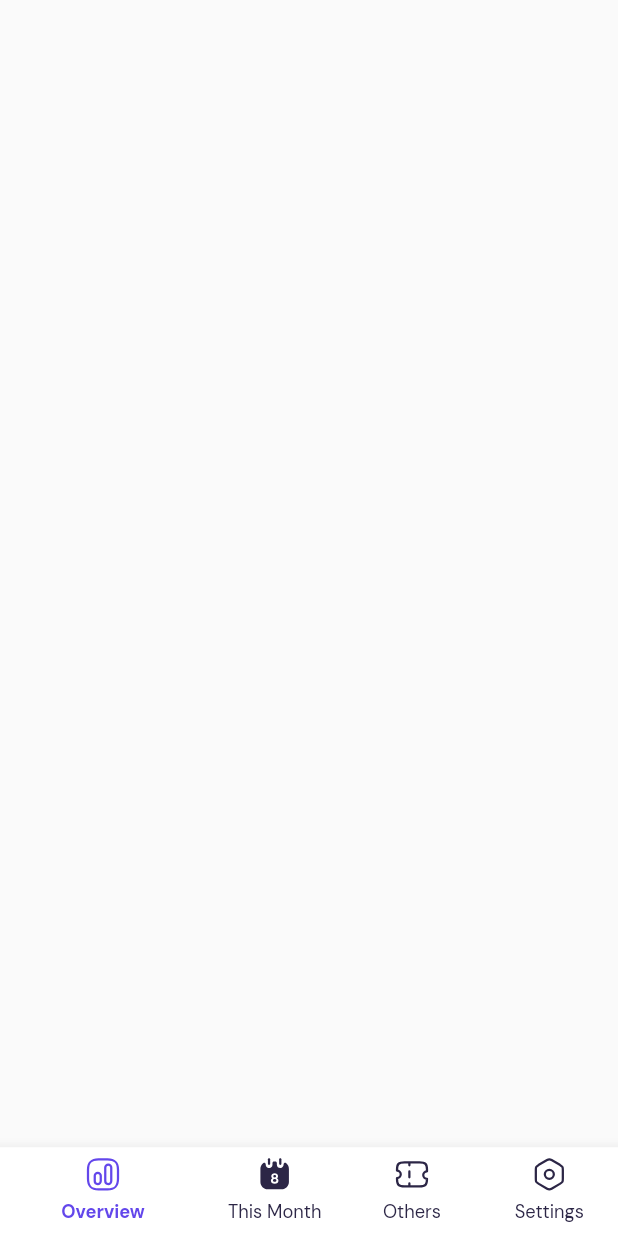
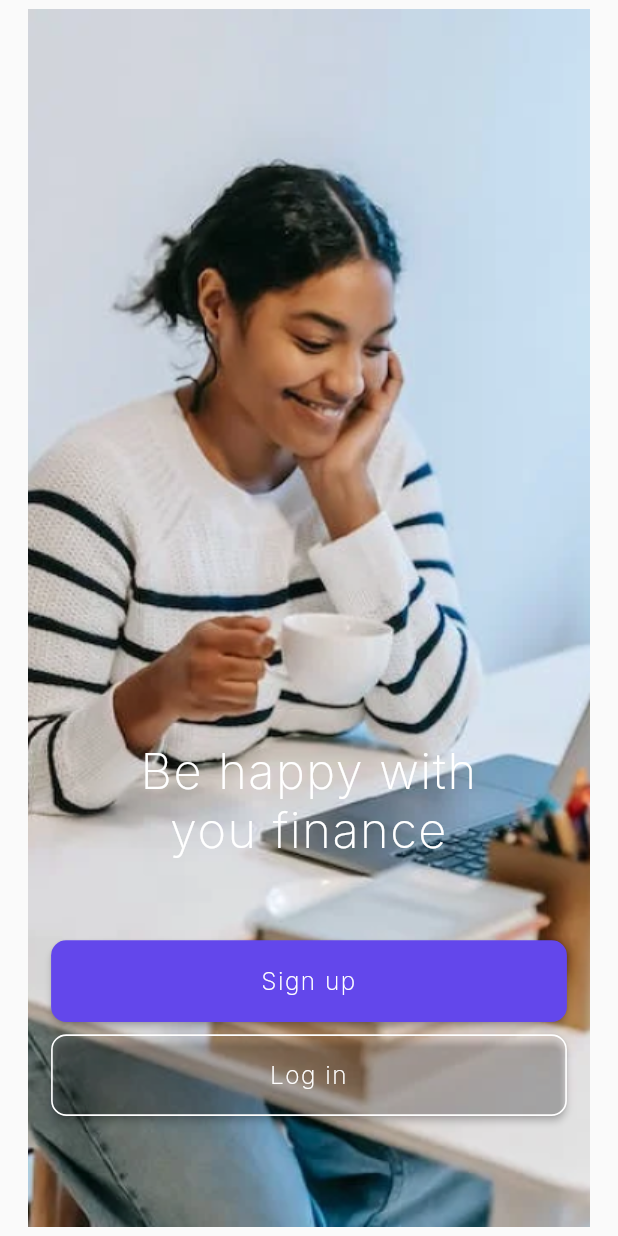
Before and after one commit to DreXuri/zacrac, a Flutter app: the screen it shows after launch, on a phone screen of 412 x 824 dp. Run offline on Flutter 3.47's test engine with Material 2 defaults, Android fonts, the phone set to English and light mode, and no system bars; our stand-ins replace flutter_riverpod, flutter_screenutil, flutter_svg, google_fonts, page_transition.

Commit message:
auth ui implemented

```diff
--- a/zacrac/lib/config/routes.dart
+++ b/zacrac/lib/config/routes.dart
@@ -3,6 +3,7 @@ import 'package:page_transition/page_transition.dart';
 import 'package:zacrac/core/widgets/nav_bar.dart';
 import 'package:zacrac/features/home/view/home_page.dart';
 
+import '../features/auth/view/auth.dart';
 import '../features/others/view/others_page.dart';
 import '../features/settings/view/settings.dart';
 import '../features/this_month/view/this_month_page.dart';
@@ -14,7 +15,12 @@ Route? onGenerateRoutes(RouteSettings settings) {
     //     child: const SplashScreen(),
     //     type: PageTransitionType.rightToLeft,
     //   );
-     case BottomNav.route:
+    case AuthScreen.route:
+      return PageTransition(
+        child: const AuthScreen(),
+        type: PageTransitionType.rightToLeft,
+      );
+    case BottomNav.route:
       return PageTransition(
           child: const BottomNav(), type: PageTransitionType.rightToLeft);
 
--- a/zacrac/lib/core/utils/assets_constant.dart
+++ b/zacrac/lib/core/utils/assets_constant.dart
@@ -19,5 +19,6 @@ class Assets {
   static const String calendarIcon = '$_iconPath/calendar.svg';
 
   //Images
-  static const String backgroudImage = '$_imagePath/home_background.svg';
+  // static const String backgroudImage = '$_imagePath/home_background.svg';
+  static const String backgroudImage = '$_imagePath/background.png';
 }
--- a/zacrac/lib/core/utils/constants.dart
+++ b/zacrac/lib/core/utils/constants.dart
@@ -7,3 +7,7 @@ import 'color_costants.dart';
 final kStyleDMSams = GoogleFonts.dmSans(
   textStyle: const TextStyle(color: kTextGray),
 );
+//inter Fonts
+final kStyleInter = GoogleFonts.inter(
+  textStyle: const TextStyle(color: kWhite),
+);
--- /dev/null
+++ b/zacrac/lib/core/widgets/button.dart
@@ -0,0 +1,158 @@
+import 'package:flutter/material.dart';
+import 'package:flutter_screenutil/flutter_screenutil.dart';
+
+import '../utils/color_costants.dart';
+import '../utils/constants.dart';
+import 'my_text.dart';
+
+class PrimaryButton extends StatelessWidget {
+  const PrimaryButton({
+    super.key,
+    required this.onPressed,
+    this.text,
+    this.child,
+    this.textStyle,
+    this.padding,
+    this.buttonStyle,
+    this.enabled = true,
+    this.backgroundColor,
+    this.textColor,
+    this.hasOuterPadding = true,
+    this.borderColor,
+    this.borderRadius,
+  });
+
+  final VoidCallback onPressed;
+  final Widget? child;
+  final String? text;
+  final bool enabled;
+  final TextStyle? textStyle;
+  final EdgeInsetsGeometry? padding;
+  final ButtonStyle? buttonStyle;
+  final Color? backgroundColor;
+  final Color? textColor;
+  final bool hasOuterPadding;
+  final Color? borderColor;
+  final double? borderRadius;
+
+  @override
+  Widget build(BuildContext context) {
+    return Padding(
+      padding: EdgeInsets.symmetric(
+        horizontal: hasOuterPadding ? 31.0.w : 0,
+      ),
+      child: ElevatedButton(
+        onPressed: enabled ? onPressed : null,
+        style: buttonStyle ??
+            ElevatedButton.styleFrom(
+              backgroundColor: backgroundColor ?? kButtonColor,
+              disabledForegroundColor: kPrimaryGreen.withOpacity(0.56),
+              padding: padding ??
+                  EdgeInsets.symmetric(
+                      vertical: child != null ? 15.5.h : 17.h,
+                      horizontal: 32.w),
+              shape: RoundedRectangleBorder(
+                side: BorderSide(
+                  color: borderColor ?? Colors.transparent,
+                  width: 1.w,
+                ),
+                borderRadius: BorderRadius.circular(
+                  borderRadius ?? 10.r,
+                ),
+              ),
+            ),
+        child: Align(
+          alignment: Alignment.center,
+          child: Center(
+            child: child ??
+                Text(
+                  text ?? ' ',
+                  textAlign: TextAlign.center,
+                  style: textStyle ??
+                      kStyleInter.copyWith(
+                        color: textColor ?? Colors.white,
+                        fontWeight: FontWeight.w200,
+                        fontSize: 16.sp,
+                        letterSpacing: 1.sp,
+                      ),
+                ),
+          ),
+        ),
+      ),
+    );
+  }
+}
+
+// class CardButton extends StatelessWidget {
+//   const CardButton({
+//     super.key,
+//     this.label,
+//     this.hasShadow = false,
+//     this.shadowColor,
+//     this.color,
+//     this.textColor,
+//     this.fontSize,
+//     this.onTap,
+//     this.borderRadius,
+//     this.border,
+//     this.fontWeight,
+//     this.padding,
+//     this.margin,
+//     this.alignToCenter = true,
+//     this.child,
+//   })  : assert(child != null || label != null,
+//             'Either of child or label is required'),
+//         assert(child == null || label == null,
+//             'You cannot supply both child and label arguments');
+
+//   final String? label;
+//   final bool hasShadow;
+//   final Color? shadowColor;
+//   final Color? color;
+//   final Color? textColor;
+//   final double? fontSize;
+//   final VoidCallback? onTap;
+//   final double? borderRadius;
+//   final BoxBorder? border;
+//   final FontWeight? fontWeight;
+//   final EdgeInsetsGeometry? padding;
+//   final EdgeInsetsGeometry? margin;
+//   final bool alignToCenter;
+//   final Widget? child;
+
+//   @override
+//   Widget build(BuildContext context) {
+//     return OnTapFade(
+//       onTap: onTap,
+//       child: Container(
+//         alignment: alignToCenter ? Alignment.center : null,
+//         margin: margin,
+//         padding:
+//             padding ?? EdgeInsets.symmetric(horizontal: 10.w, vertical: 4.h),
+//         decoration: BoxDecoration(
+//           borderRadius: BorderRadius.circular(borderRadius ?? 12.r),
+//           border: border,
+//           boxShadow: hasShadow
+//               ? [
+//                   BoxShadow(
+//                     color: color ?? kPrimary.withOpacity(0.1),
+//                     spreadRadius: 2,
+//                     offset: const Offset(0, 2),
+//                     blurRadius: 5,
+//                   )
+//                 ]
+//               : null,
+//           color: color ?? kWhite,
+//         ),
+//         child: child ??
+//             CustomText(
+//               data: label ?? '',
+//               textAlign: TextAlign.center,
+//               color: textColor,
+//               fontSize: fontSize ?? 11.sp,
+//               fontWeight: fontWeight ?? FontWeight.w600,
+//             ),
+//       ),
+//     );
+//   }
+// }
--- a/zacrac/lib/core/widgets/nav_bar.dart
+++ b/zacrac/lib/core/widgets/nav_bar.dart
@@ -42,22 +42,24 @@ class _BottomNavState extends State<BottomNav> {
       body: pages[_page],
       bottomNavigationBar: BottomNavigationBar(
         currentIndex: _page,
+        elevation: 2,
         selectedItemColor: kPrimaryBlue,
         unselectedItemColor: kTextBlack,
         backgroundColor: kWhite,
         selectedLabelStyle: kStyleDMSams.copyWith(
             fontWeight: FontWeight.w700,
             fontSize: 12.0.sp,
-            height: (22 / 12.0).sp,
+            height: (32 / 12.0).sp,
             color: kPrimaryBlue),
+
         showUnselectedLabels: true,
         unselectedLabelStyle: kStyleDMSams.copyWith(
           fontWeight: FontWeight.w400,
           fontSize: 12.0.sp,
-          height: (22 / 12.0).sp,
+          height: (32 / 12.0).sp,
           color: kInactiveColor,
         ),
-        iconSize: 24,
+        // iconSize: 24,
         onTap: updatePage,
         items: [
           // HOME
--- /dev/null
+++ b/zacrac/lib/features/auth/view/auth.dart
@@ -0,0 +1,77 @@
+import 'package:flutter/cupertino.dart';
+import 'package:flutter/material.dart';
+import 'package:flutter_screenutil/flutter_screenutil.dart';
+import 'package:flutter_svg/svg.dart';
+import 'package:zacrac/core/utils/assets_constant.dart';
+import 'package:zacrac/core/utils/color_costants.dart';
+import 'package:zacrac/core/utils/constants.dart';
+import 'package:zacrac/core/widgets/button.dart';
+import 'package:zacrac/core/widgets/nav_bar.dart';
+
+import '../../../core/utils/utils.dart';
+import '../../../core/widgets/my_text.dart';
+
+class AuthScreen extends StatefulWidget {
+  static const String route = '/auth-screen';
+
+  const AuthScreen({super.key});
+
+  @override
+  State<AuthScreen> createState() => _AuthScreenState();
+}
+
+class _AuthScreenState extends State<AuthScreen> {
+  @override
+  Widget build(BuildContext context) {
+    return Scaffold(
+        body: Container(
+            height: MediaQuery.of(context).size.height,
+            width: MediaQuery.of(context).size.width,
+            child: Stack(children: [
+              Image.asset(
+                Assets.backgroudImage,
+                width: double.infinity,
+                height: double.infinity,
+              ),
+              SafeArea(
+                child: Column(
+                  // mainAxisAlignment: MainAxisAlignment.center,
+                  // crossAxisAlignment: CrossAxisAlignment.center,
+                  children: [
+                    vSpace(481.h),
+                    Padding(
+                      padding: EdgeInsets.symmetric(
+                        horizontal: 76.w,
+                        vertical: 0.w,
+                      ),
+                      child: CustomText(
+                        data: 'Be happy with you finance ',
+                        textStyle: kStyleInter.copyWith(
+                          color: kWhite,
+                          fontWeight: FontWeight.w200,
+                          fontSize: 32.sp,
+                          letterSpacing: 1.sp,
+                        ),
+                        textAlign: TextAlign.center,
+                      ),
+                    ),
+                    vSpace(52.h),
+                    PrimaryButton(
+                      text: 'Sign up',
+                      onPressed: () {},
+                    ),
+                    vSpace(),
+                    PrimaryButton(
+                      borderColor: kWhite,
+                      backgroundColor: Colors.transparent,
+                      text: 'Log in',
+                      onPressed: () {
+                        Navigator.of(context).pushNamed(BottomNav.route);
+                      },
+                    ),
+                  ],
+                ),
+              ),
+            ])));
+  }
+}
--- a/zacrac/lib/main.dart
+++ b/zacrac/lib/main.dart
@@ -8,6 +8,7 @@ import 'package:logging/logging.dart';
 import 'config/routes.dart';
 import 'core/utils/my_scroll_behaviour.dart';
 import 'core/widgets/nav_bar.dart';
+import 'features/auth/view/auth.dart';
 
 void main() async {
   _setupLoggin();
@@ -42,7 +43,8 @@ class MyApp extends StatelessWidget {
           );
           return widget;
         },
-        initialRoute: BottomNav.route,
+        // initialRoute: BottomNav.route,
+        initialRoute: AuthScreen.route,
         onGenerateRoute: onGenerateRoutes,
       ),
     );
```
Also changed, not shown: zacrac/assets/images/background.png (added), zacrac/assets/images/home_background.svg (deleted).
